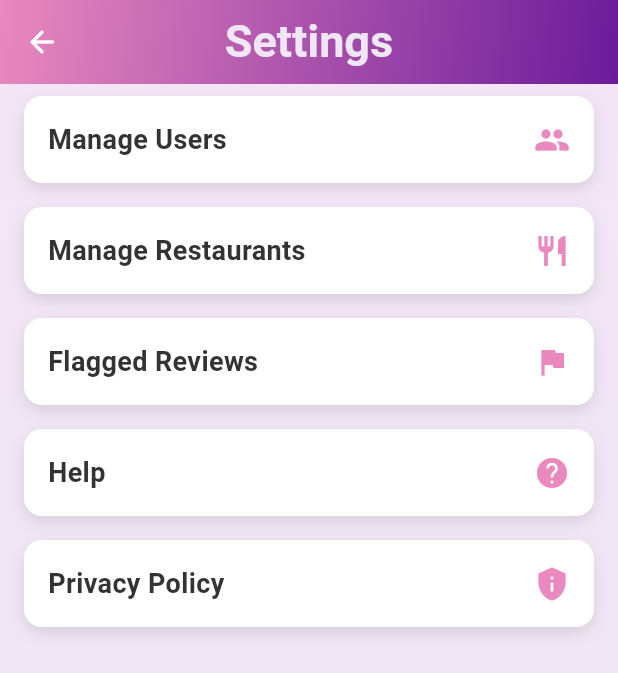
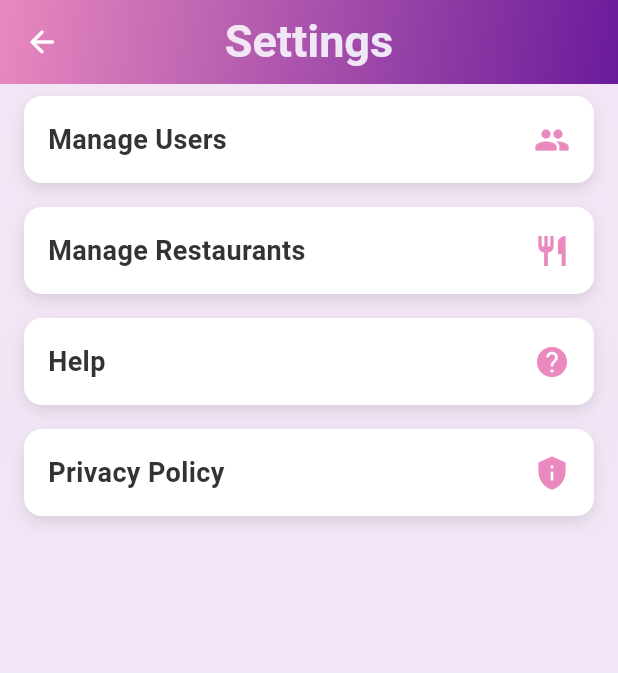
Before and after one commit to moodyys/foodiefinder1, a Flutter app: the AdminDashBoard screen opened by its route, after a tap on "Settings", on a phone screen of 412 x 824 dp. Shown: the top 673 px of the screen. Run offline on Flutter 3.47's test engine with Material 3 defaults, Android fonts, the phone set to English and light mode, and no system bars; our stand-ins replace cloud_firestore, csv, firebase_auth, firebase_core, fl_chart, font_awesome_flutter and 2 more; accounts and stored records are empty; Roboto replaces fonts that are missing (Bubblegum Sans); project files that could hold a hidden picture were left out.

Commit message:
flagged reviiews eliminated

```diff
--- a/lib/AdminDashBoard.dart
+++ b/lib/AdminDashBoard.dart
@@ -1,39 +1,12 @@
 import 'package:flutter/material.dart';
+import 'Settings02Widget.dart';
+import 'AnalyticsWidget.dart'; // Import the AnalyticsWidget
+import 'AdminProfileSettingsScreen.dart'; // Import the ProfileSettingsScreen
+import 'AdminLogin.dart'; // Import the AdminLoginPage
 import 'package:google_fonts/google_fonts.dart';
-import 'package:cloud_firestore/cloud_firestore.dart';
-import 'package:firebase_auth/firebase_auth.dart';
-import 'Settings02Widget.dart';
-import 'AnalyticsWidget.dart';
-import 'AdminProfileSettingsScreen.dart';
-import 'AdminLogin.dart';
 
 class AdminDashBoard extends StatelessWidget {
   const AdminDashBoard({Key? key}) : super(key: key);
-
-  Future<Map<String, String>> fetchAdminDetails() async {
-    final User? currentUser = FirebaseAuth.instance.currentUser;
-
-    if (currentUser != null) {
-      QuerySnapshot querySnapshot = await FirebaseFirestore.instance
-          .collection("Admins")
-          .where("email", isEqualTo: currentUser.email)
-          .get();
-
-      if (querySnapshot.docs.isNotEmpty) {
-        final data = querySnapshot.docs.first.data() as Map<String, dynamic>;
-        return {
-          "name": data["adminname"] ?? "Admin",
-          "email": data["email"] ?? currentUser.email!,
-        };
-      }
-    }
-
-    // Fallback if user details are not found
-    return {
-      "name": "Admin",
-      "email": "admin@example.com",
-    };
-  }
 
   @override
   Widget build(BuildContext context) {
@@ -44,14 +17,17 @@ class AdminDashBoard extends StatelessWidget {
           style: GoogleFonts.bubblegumSans(
             fontSize: 40,
             fontWeight: FontWeight.bold,
-            color: Colors.white,
+            color: Colors.white, // Set the color to white
           ),
         ),
         centerTitle: true,
+        actions: [
+          // Removed the profile button here
+        ],
         flexibleSpace: Container(
           decoration: const BoxDecoration(
             gradient: LinearGradient(
-              colors: [Color(0xFFE989BE), Color(0xFF6A1B9A)],
+              colors: [Color(0xFFE989BE), Color(0xFF6A1B9A)], // Use the same gradient
               begin: Alignment.topLeft,
               end: Alignment.bottomRight,
             ),
@@ -60,49 +36,30 @@ class AdminDashBoard extends StatelessWidget {
         elevation: 4,
       ),
       drawer: Drawer(
-        child: FutureBuilder<Map<String, String>>(
-          future: fetchAdminDetails(),
-          builder: (context, snapshot) {
-            if (snapshot.connectionState == ConnectionState.waiting) {
-              return const Center(child: CircularProgressIndicator());
-            }
-
-            if (snapshot.hasError || !snapshot.hasData) {
-              return const Center(
-                child: Text(
-                  'Failed to load admin details. Please check your connection or Firestore setup.',
-                  textAlign: TextAlign.center,
-                ),
-              );
-            }
-
-            final adminDetails = snapshot.data!;
-            final name = adminDetails["name"]!;
-            final email = adminDetails["email"]!;
-
-            return ListView(
+        child: Column(
           children: [
+            // Profile section
             UserAccountsDrawerHeader(
               accountName: Text(
-                    name,
+                'Admin Name',
                 style: GoogleFonts.bubblegumSans(
                   fontSize: 20,
                   fontWeight: FontWeight.bold,
                   color: Colors.white,
                 ),
-                  ),
+              ), // You can dynamically add the name here
               accountEmail: Text(
-                    email,
+                'admin@example.com',
                 style: GoogleFonts.bubblegumSans(
                   fontSize: 16,
                   color: Colors.white,
                 ),
-                  ),
-                  currentAccountPicture: const CircleAvatar(
+              ), // Dynamically add email
+              currentAccountPicture: CircleAvatar(
                 backgroundColor: Colors.white,
                 child: Icon(Icons.account_circle, size: 50),
               ),
-                  decoration: const BoxDecoration(
+              decoration: BoxDecoration(
                 gradient: LinearGradient(
                   colors: [Color(0xFFE989BE), Color(0xFF6A1B9A)],
                   begin: Alignment.topLeft,
@@ -110,8 +67,9 @@ class AdminDashBoard extends StatelessWidget {
                 ),
               ),
             ),
+            // Profile settings button
             ListTile(
-                  leading: const Icon(Icons.settings),
+              leading: Icon(Icons.settings),
               title: Text(
                 'Profile Settings',
                 style: GoogleFonts.bubblegumSans(
@@ -121,16 +79,16 @@ class AdminDashBoard extends StatelessWidget {
                 ),
               ),
               onTap: () {
+                // Navigate to profile settings screen
                 Navigator.push(
                   context,
-                      MaterialPageRoute(
-                          builder: (context) =>
-                          const AdminProfileSettingsScreen()),
+                  MaterialPageRoute(builder: (context) => const AdminProfileSettingsScreen()),
                 );
               },
             ),
+            // Logout button
             ListTile(
-                  leading: const Icon(Icons.logout),
+              leading: Icon(Icons.logout),
               title: Text(
                 'Logout',
                 style: GoogleFonts.bubblegumSans(
@@ -140,23 +98,22 @@ class AdminDashBoard extends StatelessWidget {
                 ),
               ),
               onTap: () {
-                    FirebaseAuth.instance.signOut();
-                    Navigator.pop(context); // Close the drawer
+                // Close the drawer
+                Navigator.pop(context);
+                // Navigate to the AdminLoginPage
                 Navigator.pushReplacement(
                   context,
-                      MaterialPageRoute(builder: (context) => const AdminLoginPage()),
+                  MaterialPageRoute(builder: (context) => const AdminLoginPage()), // Navigate to AdminLoginPage
                 );
               },
             ),
           ],
-            );
-          },
         ),
       ),
       body: Container(
         decoration: const BoxDecoration(
           gradient: LinearGradient(
-            colors: [Color(0xFFF3E5F5), Color(0xFFEDE7F6)],
+            colors: [Color(0xFFF3E5F5), Color(0xFFEDE7F6)], // Set the new gradient
             begin: Alignment.topLeft,
             end: Alignment.bottomRight,
           ),
@@ -169,12 +126,12 @@ class AdminDashBoard extends StatelessWidget {
                 context,
                 title: 'Analytics',
                 icon: Icons.analytics,
-                gradientColors: [Color(0xFFE989BE), Color(0xFF6A1B9A)],
+                gradientColors: [Color(0xFFE989BE), Color(0xFF6A1B9A)], // Use the same gradient
                 onPressed: () {
+                  // Navigate to the AnalyticsWidget screen
                   Navigator.push(
                     context,
-                    MaterialPageRoute(
-                        builder: (context) => const AnalyticsWidget()),
+                    MaterialPageRoute(builder: (context) => const AnalyticsWidget()),
                   );
                 },
               ),
@@ -183,12 +140,11 @@ class AdminDashBoard extends StatelessWidget {
                 context,
                 title: 'Settings',
                 icon: Icons.settings,
-                gradientColors: [Color(0xFFE989BE), Color(0xFF6A1B9A)],
+                gradientColors: [Color(0xFFE989BE), Color(0xFF6A1B9A)], // Use the same gradient
                 onPressed: () {
                   Navigator.push(
                     context,
-                    MaterialPageRoute(
-                        builder: (context) => const Settings02Widget()),
+                    MaterialPageRoute(builder: (context) => const Settings02Widget()),
                   );
                 },
               ),
--- a/lib/Settings02Widget.dart
+++ b/lib/Settings02Widget.dart
@@ -1,11 +1,11 @@
 import 'package:flutter/material.dart';
-import 'PrivacyAndPolicyWidget.dart';
-import 'UsersWidget.dart'; // Import UsersWidget
-import 'FlaggedreviewsWidget.dart'; // Import FlaggedreviewsWidget
-import 'ManagerestaurantsWidget.dart'; // Import ManagerestaurantsWidget
-import 'HelpScreen.dart'; // Import the HelpScreen
-import 'package:google_fonts/google_fonts.dart';
+import 'PrivacyAndPolicyWidget.dart'; // Import the Privacy and Policy screen
+import 'UsersWidget.dart'; // Import the UsersWidget for managing users
+import 'ManagerestaurantsWidget.dart'; // Import the Manage Restaurants screen
+import 'HelpScreen.dart'; // Import the Help screen
+import 'package:google_fonts/google_fonts.dart'; // Import Google Fonts for custom font styling
 
+// Main settings screen as a StatefulWidget
 class Settings02Widget extends StatefulWidget {
   const Settings02Widget({Key? key}) : super(key: key);
 
@@ -14,85 +14,79 @@ class Settings02Widget extends StatefulWidget {
 }
 
 class _Settings02WidgetState extends State<Settings02Widget> {
-  final scaffoldKey = GlobalKey<ScaffoldState>();
+  final scaffoldKey = GlobalKey<ScaffoldState>(); // Key to manage the scaffold state
 
   @override
   Widget build(BuildContext context) {
     return Scaffold(
-      key: scaffoldKey,
+      key: scaffoldKey, // Assigning the scaffold key
       appBar: AppBar(
-        elevation: 5,
-        centerTitle: true,
+        elevation: 5, // Elevation for shadow effect
+        centerTitle: true, // Center-align the AppBar title
         title: ShaderMask(
           shaderCallback: (bounds) => const LinearGradient(
-            colors: [Color(0xFFF3E5F5), Color(0xFFEDE7F6)],
+            colors: [Color(0xFFF3E5F5), Color(0xFFEDE7F6)], // Gradient for text
             begin: Alignment.topLeft,
             end: Alignment.bottomRight,
           ).createShader(bounds),
           child: Text(
-            'Settings',
+            'Settings', // Title of the screen
             style: GoogleFonts.bubblegumSans(
-              fontSize: 30,
-              fontWeight: FontWeight.bold,
-              color: Colors.white, // Acts as a placeholder for the gradient.
+              fontSize: 30, // Font size for the title
+              fontWeight: FontWeight.bold, // Bold font weight
+              color: Colors.white, // Placeholder color (replaced by gradient)
             ),
           ),
         ),
         flexibleSpace: Container(
           decoration: const BoxDecoration(
             gradient: LinearGradient(
-              colors: [Color(0xFFE989BE), Color(0xFF6A1B9A)],
+              colors: [Color(0xFFE989BE), Color(0xFF6A1B9A)], // Gradient background for AppBar
               begin: Alignment.topLeft,
               end: Alignment.bottomRight,
             ),
           ),
         ),
         leading: IconButton(
-          icon: const Icon(Icons.arrow_back_rounded, color: Colors.white),
+          icon: const Icon(Icons.arrow_back_rounded, color: Colors.white), // Back icon
           onPressed: () {
-            Navigator.pop(context);
+            Navigator.pop(context); // Navigate back to the previous screen
           },
         ),
       ),
       body: Container(
         decoration: const BoxDecoration(
           gradient: LinearGradient(
-            colors: [Color(0xFFF3E5F5), Color(0xFFEDE7F6)],
+            colors: [Color(0xFFF3E5F5), Color(0xFFEDE7F6)], // Background gradient for the body
             begin: Alignment.topCenter,
             end: Alignment.bottomCenter,
           ),
         ),
-        child: ListView(
-          padding: EdgeInsets.zero,
+        child: ListView( // List of settings options
+          padding: EdgeInsets.zero, // No padding for the list view
           children: [
-            _buildListItem(context, 'Manage Users', Icons.people, () {
+            _buildListItem(context, 'Manage Users', Icons.people, () { // List item for Manage Users
               Navigator.push(
                 context,
-                MaterialPageRoute(builder: (context) => const UsersWidget()),
+                MaterialPageRoute(builder: (context) => const UsersWidget()), // Navigate to UsersWidget
               );
             }),
-            _buildListItem(context, 'Manage Restaurants', Icons.restaurant, () {
+            _buildListItem(context, 'Manage Restaurants', Icons.restaurant, () { // List item for Manage Restaurants
               Navigator.push(
                 context,
-                MaterialPageRoute(builder: (context) => const ManagerestaurantsWidget()),
+                MaterialPageRoute(builder: (context) => const ManagerestaurantsWidget()), // Navigate to ManagerestaurantsWidget
               );
             }),
-            _buildListItem(context, 'Flagged Reviews', Icons.flag, () {
+            _buildListItem(context, 'Help', Icons.help, () { // List item for Help
               Navigator.push(
                 context,
-                MaterialPageRoute(builder: (context) => const FlaggedreviewsWidget()),
+                MaterialPageRoute(builder: (context) => const HelpScreen()), // Navigate to HelpScreen
               );
             }),
-            _buildListItem(context, 'Help', Icons.help, () {
+            _buildListItem(context, 'Privacy Policy', Icons.privacy_tip, () { // List item for Privacy Policy
               Navigator.push(
                 context,
-                MaterialPageRoute(builder: (context) => const HelpScreen()),
-              );
-            }),
-            _buildListItem(context, 'Privacy Policy', Icons.privacy_tip, () {
-              Navigator.push(
-                context,
-                MaterialPageRoute(builder: (context) => const PrivacyAndPolicyWidget()),
+                MaterialPageRoute(builder: (context) => const PrivacyAndPolicyWidget()), // Navigate to PrivacyAndPolicyWidget
               );
             }),
           ],
@@ -101,37 +95,38 @@ class _Settings02WidgetState extends State<Settings02Widget> {
     );
   }
 
+  // Helper method to build list items for the settings options
   Widget _buildListItem(BuildContext context, String title, IconData icon, VoidCallback? onTap) {
     return Padding(
-      padding: const EdgeInsets.symmetric(horizontal: 16.0, vertical: 8.0),
+      padding: const EdgeInsets.symmetric(horizontal: 16.0, vertical: 8.0), // Padding around each list item
       child: InkWell(
-        onTap: onTap,
+        onTap: onTap, // Action when the item is tapped
         child: Container(
           decoration: BoxDecoration(
-            borderRadius: BorderRadius.circular(12),
-            color: Colors.white,
+            borderRadius: BorderRadius.circular(12), // Rounded corners
+            color: Colors.white, // White background
             boxShadow: [
               BoxShadow(
-                color: Colors.black.withOpacity(0.1),
-                blurRadius: 8,
-                offset: Offset(0, 4),
+                color: Colors.black.withOpacity(0.1), // Shadow effect
+                blurRadius: 8, // Blur radius for shadow
+                offset: Offset(0, 4), // Shadow offset
               ),
             ],
           ),
           child: Padding(
-            padding: const EdgeInsets.all(16.0),
+            padding: const EdgeInsets.all(16.0), // Padding inside the list item
             child: Row(
-              mainAxisAlignment: MainAxisAlignment.spaceBetween,
+              mainAxisAlignment: MainAxisAlignment.spaceBetween, // Space between text and icon
               children: [
                 Text(
-                  title,
+                  title, // Title of the list item
                   style: GoogleFonts.bubblegumSans(
-                    fontSize: 18,
-                    fontWeight: FontWeight.w600,
-                    color: const Color(0xFF333333),
+                    fontSize: 18, // Font size for the title
+                    fontWeight: FontWeight.w600, // Semi-bold font weight
+                    color: const Color(0xFF333333), // Text color
                   ),
                 ),
-                Icon(icon, color: const Color(0xFFE989BE), size: 24),
+                Icon(icon, color: const Color(0xFFE989BE), size: 24), // Icon for the list item
               ],
             ),
           ),
```
Also changed, not shown: lib/AnalyticsWidget.dart (+16 -56 lines), lib/WelcomePage.dart (+37 -35 lines), lib/CreateAccountWidget.dart (line endings or trailing spaces), 1 other file. Lines whose indentation alone changed are shown as unchanged.
